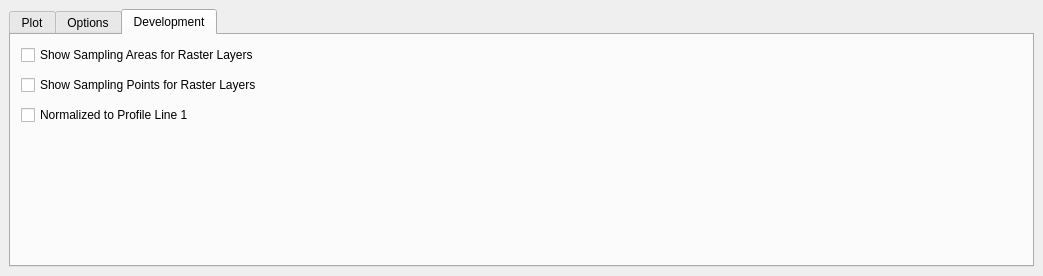
Before: the Qt Designer form ui/dockWidget.ui in wiscsims/line_profile, drawn with Qt 5.
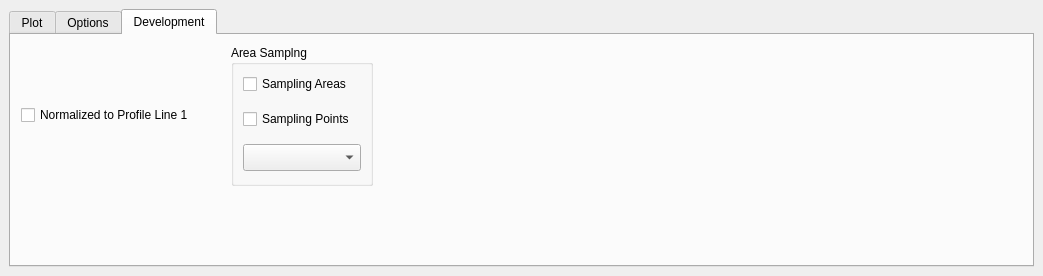
After: the same form once the commit is applied. The open tabs and pages were chosen to show the change.

Commit message: feat: add element select feature for area sampling

Patch:
```diff
--- a/ui/dockWidget.ui
+++ b/ui/dockWidget.ui
@@ -654,32 +654,6 @@
        <attribute name="title">
         <string>Development</string>
        </attribute>
-       <widget class="QCheckBox" name="ChkBox_ShowSamplingPoints">
-        <property name="geometry">
-         <rect>
-          <x>10</x>
-          <y>40</y>
-          <width>271</width>
-          <height>20</height>
-         </rect>
-        </property>
-        <property name="text">
-         <string>Show Sampling Points for Raster Layers</string>
-        </property>
-       </widget>
-       <widget class="QCheckBox" name="ChkBox_ShowSamplingAreas">
-        <property name="geometry">
-         <rect>
-          <x>10</x>
-          <y>10</y>
-          <width>271</width>
-          <height>20</height>
-         </rect>
-        </property>
-        <property name="text">
-         <string>Show Sampling Areas for Raster Layers</string>
-        </property>
-       </widget>
        <widget class="QCheckBox" name="ChkBox_pLineNormalize">
         <property name="geometry">
          <rect>
@@ -693,6 +667,63 @@
          <string>Normalized to Profile Line 1</string>
         </property>
        </widget>
+       <widget class="QGroupBox" name="groupBox_3">
+        <property name="geometry">
+         <rect>
+          <x>220</x>
+          <y>10</y>
+          <width>142</width>
+          <height>141</height>
+         </rect>
+        </property>
+        <property name="title">
+         <string>Area Samplng</string>
+        </property>
+        <layout class="QVBoxLayout" name="verticalLayout_4">
+         <property name="spacing">
+          <number>15</number>
+         </property>
+         <property name="bottomMargin">
+          <number>12</number>
+         </property>
+         <item>
+          <widget class="QCheckBox" name="ChkBox_ShowSamplingAreas">
+           <property name="sizePolicy">
+            <sizepolicy hsizetype="Preferred" vsizetype="Maximum">
+             <horstretch>0</horstretch>
+             <verstretch>0</verstretch>
+            </sizepolicy>
+           </property>
+           <property name="text">
+            <string>Sampling Areas</string>
+           </property>
+          </widget>
+         </item>
+         <item>
+          <widget class="QCheckBox" name="ChkBox_ShowSamplingPoints">
+           <property name="sizePolicy">
+            <sizepolicy hsizetype="Minimum" vsizetype="Maximum">
+             <horstretch>0</horstretch>
+             <verstretch>0</verstretch>
+            </sizepolicy>
+           </property>
+           <property name="text">
+            <string>Sampling Points</string>
+           </property>
+          </widget>
+         </item>
+         <item>
+          <widget class="QComboBox" name="ChkBox_Area_Sampling_Element">
+           <property name="sizePolicy">
+            <sizepolicy hsizetype="Preferred" vsizetype="Preferred">
+             <horstretch>0</horstretch>
+             <verstretch>0</verstretch>
+            </sizepolicy>
+           </property>
+          </widget>
+         </item>
+        </layout>
+       </widget>
       </widget>
      </widget>
     </item>
```
The commit also changes 5 other files.
